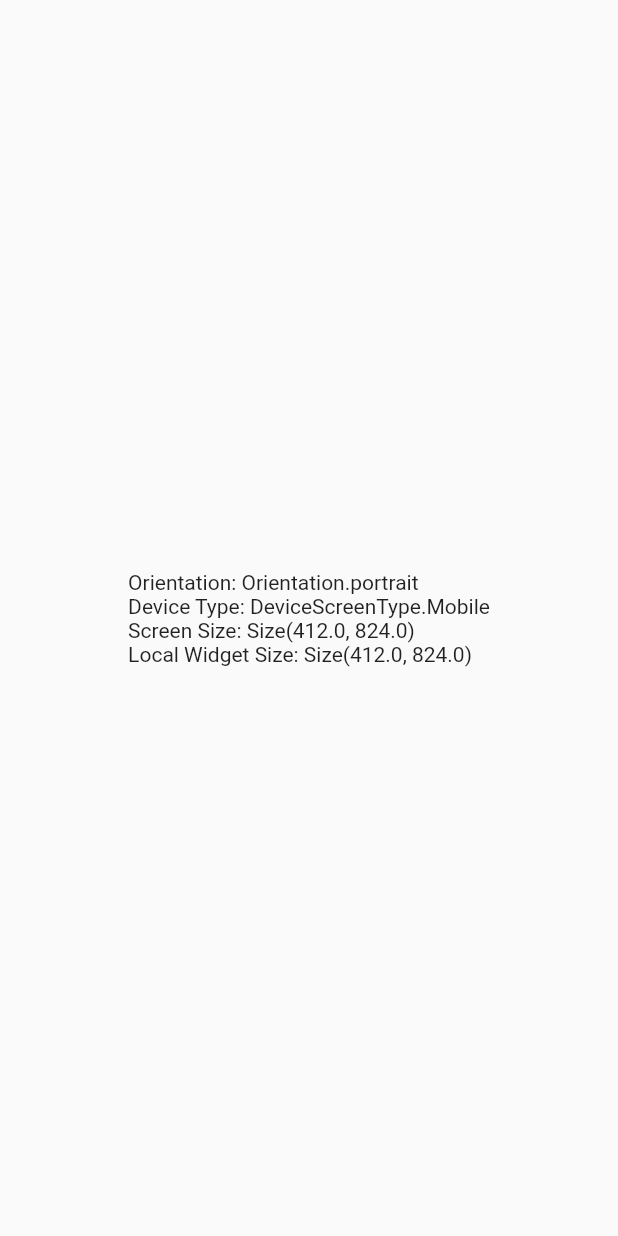
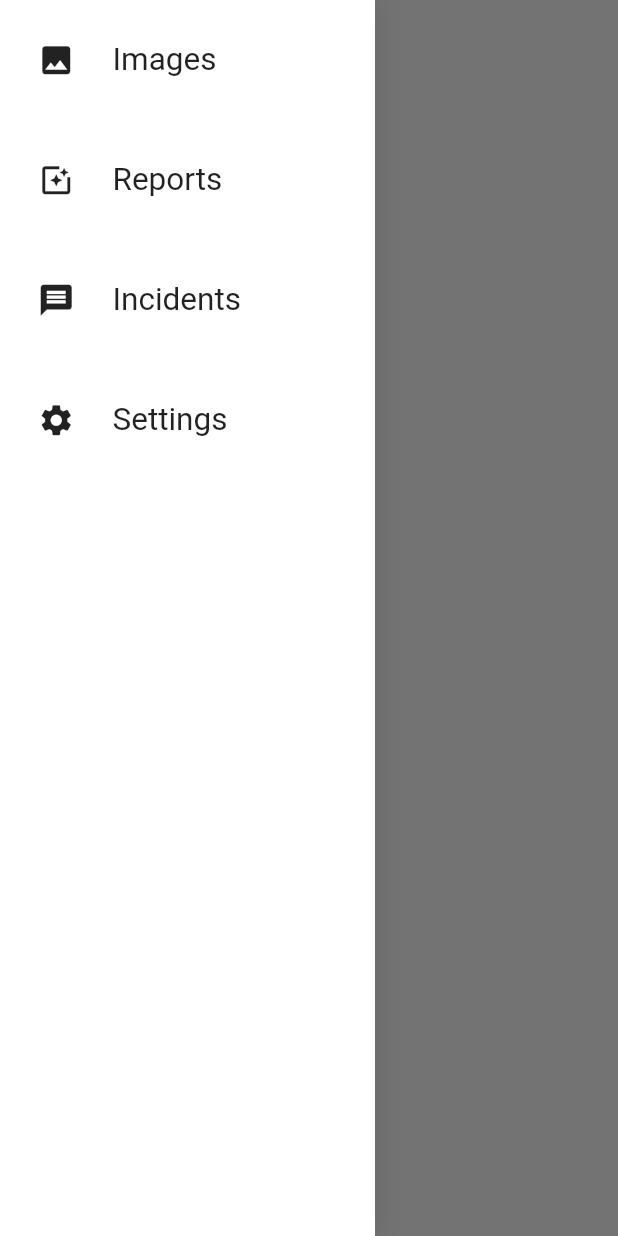
Before and after one commit to SahilHemnani777/responsive_architecture, a Flutter app: the screen it shows after launch, with the side drawer open (before the commit the screen has no drawer), on a phone screen of 412 x 824 dp. Run offline on Flutter 3.47's test engine with Material 2 defaults, Android fonts, the phone set to English and light mode, and no system bars; our stand-ins replace device_preview.

Commit message:
responsive layout for all different sizes- P2

```diff
--- a/lib/enums/device_screen_type.dart
+++ b/lib/enums/device_screen_type.dart
@@ -1,7 +1,4 @@
-
-/*This is list of the type of device which can be used*/
-
-enum DeviceScreenType{
+enum DeviceScreenType {
   Mobile,
   Tablet,
   Desktop
--- a/lib/main.dart
+++ b/lib/main.dart
@@ -1,25 +1,23 @@
 import 'package:device_preview/device_preview.dart';
 import 'package:flutter/foundation.dart';
 import 'package:flutter/material.dart';
-import 'package:responsive_architecture/ui/home_view.dart';
+import 'package:responsive_architecture/views/home/home_view.dart';
 
-void main() {
-  runApp(DevicePreview(
+void main() => runApp(DevicePreview(
   enabled: !kReleaseMode,
   builder: (context) => MyApp(), // Wrap your app
 ),);
-}
 
 class MyApp extends StatelessWidget {
   // This widget is the root of your application.
   @override
   Widget build(BuildContext context) {
     return MaterialApp(
+        builder: DevicePreview.appBuilder,
         title: 'Flutter Demo',
         theme: ThemeData(
           primarySwatch: Colors.blue,
         ),
-      home: HomeView()
-    );
+        home: HomeView());
   }
 }
--- /dev/null
+++ b/lib/responsive/orientation_layout.dart
@@ -0,0 +1,21 @@
+import 'package:flutter/material.dart';
+
+class OrientationLayout extends StatelessWidget {
+  final Widget landscape;
+  final Widget portrait;
+  const OrientationLayout({
+    Key key,
+    this.landscape,
+    this.portrait,
+  }) : super(key: key);
+
+  @override
+  Widget build(BuildContext context) {
+    var orientation = MediaQuery.of(context).orientation;
+    if (orientation == Orientation.landscape) {
+      return landscape ?? portrait;
+    }
+
+    return portrait;
+  }
+}
--- /dev/null
+++ b/lib/responsive/responsive_builder.dart
@@ -0,0 +1,25 @@
+import 'package:flutter/material.dart';
+import 'package:responsive_architecture/responsive/sizing_information.dart';
+import 'package:responsive_architecture/utils/ui_utils.dart';
+
+class ResponsiveBuilder extends StatelessWidget {
+  final Widget Function(
+    BuildContext context,
+    SizingInformation sizingInformation,
+  ) builder;
+  const ResponsiveBuilder({Key key, this.builder}) : super(key: key);
+
+  @override
+  Widget build(BuildContext context) {
+    return LayoutBuilder(builder: (context, boxConstraints) {
+      var mediaQuery = MediaQuery.of(context);
+      var sizingInformation = SizingInformation(
+        deviceScreenType: getDeviceType(mediaQuery),
+        screenSize: mediaQuery.size,
+        localWidgetSize:
+            Size(boxConstraints.maxWidth, boxConstraints.maxHeight),
+      );
+      return builder(context, sizingInformation);
+    });
+  }
+}
--- /dev/null
+++ b/lib/responsive/screen_type_layout.dart
@@ -0,0 +1,36 @@
+import 'package:flutter/material.dart';
+import 'package:responsive_architecture/enums/device_screen_type.dart';
+import 'package:responsive_architecture/responsive/responsive_builder.dart';
+
+class ScreenTypeLayout extends StatelessWidget {
+  final Widget mobile;
+  final Widget tablet;
+  final Widget desktop;
+  const ScreenTypeLayout({
+    Key key,
+    this.mobile,
+    this.tablet,
+    this.desktop,
+  }) : super(key: key);
+
+  @override
+  Widget build(BuildContext context) {
+    return ResponsiveBuilder(
+      builder: (context, sizingInformation) {
+        if (sizingInformation.deviceScreenType == DeviceScreenType.Tablet) {
+          if (tablet != null) {
+            return tablet;
+          }
+        }
+
+        if (sizingInformation.deviceScreenType == DeviceScreenType.Desktop) {
+          if (desktop != null) {
+            return desktop;
+          }
+        }
+
+        return mobile;
+      },
+    );
+  }
+}
--- /dev/null
+++ b/lib/responsive/sizing_information.dart
@@ -0,0 +1,19 @@
+import 'package:flutter/material.dart';
+import 'package:responsive_architecture/enums/device_screen_type.dart';
+
+class SizingInformation {
+  final DeviceScreenType deviceScreenType;
+  final Size screenSize;
+  final Size localWidgetSize;
+
+  SizingInformation({
+    this.deviceScreenType,
+    this.screenSize,
+    this.localWidgetSize,
+  });
+
+  @override
+  String toString() {
+    return 'DeviceType:$deviceScreenType ScreenSize:$screenSize LocalWidgetSize:$localWidgetSize';
+  }
+}
--- a/lib/ui/base_widget.dart
+++ /dev/null
@@ -1,30 +0,0 @@
-import 'package:flutter/material.dart';
-import 'package:responsive_architecture/ui/sizing_information.dart';
-import 'package:responsive_architecture/utils/ui_utils.dart';
-
-/*t will take in a Function that returns a widget, that function will be named builder.
-The parameters to the function will be the BuildContext and the SizingInformation.
-For the build method we will execute that builder and return the widget it produces.*/
-
-
-class BaseWidget extends StatelessWidget {
-
-  final Widget Function(
-      BuildContext context, SizingInformation sizingInformation) builder;
-
-  @override
-  Widget build(BuildContext context) {
-    var mediaQuery = MediaQuery.of(context);
-    return LayoutBuilder(builder: (context, boxConstraints){
-      var sizingInformation = SizingInformation(
-        orientation: mediaQuery.orientation,
-        deviceType: getDeviceType(mediaQuery),
-        screenSize: mediaQuery.size,
-        localWidgetSize: Size(boxConstraints.maxWidth, boxConstraints.maxHeight)
-      );
-      return builder(context, sizingInformation);
-    },);
-  }
-
-  BaseWidget({this.builder});
-}
--- a/lib/ui/home_view.dart
+++ /dev/null
@@ -1,15 +0,0 @@
-import 'package:flutter/material.dart';
-import 'package:responsive_architecture/ui/base_widget.dart';
-
-class HomeView extends StatelessWidget {
-  @override
-  Widget build(BuildContext context) {
-    return BaseWidget(builder: (context, sizingInformation) {
-      return Scaffold(
-        body: Center(
-          child: Text(sizingInformation.toString()),
-        ),
-      );
-    });
-  }
-}
--- a/lib/ui/sizing_information.dart
+++ /dev/null
@@ -1,25 +0,0 @@
-/*Class will contain the basic sizing information of a widget*/
-
-import 'package:flutter/cupertino.dart';
-import 'package:responsive_architecture/enums/device_screen_type.dart';
-
-class SizingInformation {
-  final Orientation orientation;
-  final DeviceScreenType deviceType;
-  final Size screenSize;
-  final Size localWidgetSize;
-
-  SizingInformation(
-      {this.orientation,
-      this.deviceType,
-      this.screenSize,
-      this.localWidgetSize});
-
-  @override
-  String toString() {
-    return "Orientation: $orientation\n"
-        "Device Type: $deviceType\n"
-        "Screen Size: $screenSize\n"
-        "Local Widget Size: $localWidgetSize";
-  }
-}
--- a/lib/utils/ui_utils.dart
+++ b/lib/utils/ui_utils.dart
@@ -1,24 +1,16 @@
-import 'package:flutter/cupertino.dart';
+import 'package:flutter/widgets.dart';
 import 'package:responsive_architecture/enums/device_screen_type.dart';
 
-DeviceScreenType getDeviceType(MediaQueryData mediaQueryData) {
-  var orientation = mediaQueryData.orientation;
-
-  //Fixed Device width (changes with orientation)
-  double deviceWidth = 0;
-
-  if (orientation == Orientation.landscape) {
-    deviceWidth = mediaQueryData.size.height;
-  } else {
-    deviceWidth = mediaQueryData.size.width;
-  }
+DeviceScreenType getDeviceType(MediaQueryData mediaQuery) {
+  double deviceWidth = mediaQuery.size.shortestSide;
 
   if (deviceWidth > 950) {
     return DeviceScreenType.Desktop;
   }
+
   if (deviceWidth > 600) {
     return DeviceScreenType.Tablet;
-  } else {
-    return DeviceScreenType.Mobile;
   }
+
+  return DeviceScreenType.Mobile;
 }
--- /dev/null
+++ b/lib/views/home/home_view.dart
@@ -0,0 +1,21 @@
+import 'package:flutter/material.dart';
+import 'package:responsive_architecture/responsive/orientation_layout.dart';
+import 'package:responsive_architecture/responsive/screen_type_layout.dart';
+
+import 'home_view_mobile.dart';
+import 'home_view_tablet.dart';
+
+class HomeView extends StatelessWidget {
+  HomeView({Key key}) : super(key: key);
+
+  @override
+  Widget build(BuildContext context) {
+    return ScreenTypeLayout(
+      mobile: OrientationLayout(
+        portrait: HomeMobilePortrait(),
+        landscape: HomeMobileLandscape(),
+      ),
+      tablet: HomeViewTablet(),
+    );
+  }
+}
--- /dev/null
+++ b/lib/views/home/home_view_mobile.dart
@@ -0,0 +1,44 @@
+/// Contains the widgets that will be used for Mobile layout of home,
+/// portrait and landscape
+
+import 'package:flutter/material.dart';
+import 'package:responsive_architecture/widgets/app_drawer/app_drawer.dart';
+
+class HomeMobilePortrait extends StatelessWidget {
+  final GlobalKey<ScaffoldState> _scaffoldKey = GlobalKey<ScaffoldState>();
+  HomeMobilePortrait({Key key}) : super(key: key);
+
+  @override
+  Widget build(BuildContext context) {
+    return Scaffold(
+      key: _scaffoldKey,
+      drawer: AppDrawer(),
+      body: Column(
+        children: <Widget>[
+          Padding(
+            padding: const EdgeInsets.all(16),
+            child: IconButton(
+              icon: Icon(Icons.menu, size: 30),
+              onPressed: () {
+                _scaffoldKey.currentState.openDrawer();
+              },
+            ),
+          )
+        ],
+      ),
+    );
+  }
+}
+
+class HomeMobileLandscape extends StatelessWidget {
+  const HomeMobileLandscape({Key key}) : super(key: key);
+
+  @override
+  Widget build(BuildContext context) {
+    return Scaffold(
+      body: Row(children: <Widget>[
+        AppDrawer()
+      ],),
+    );
+  }
+}
--- /dev/null
+++ b/lib/widgets/app_drawer/app_drawer.dart
@@ -0,0 +1,43 @@
+import 'package:flutter/material.dart';
+import 'package:responsive_architecture/responsive/orientation_layout.dart';
+import 'package:responsive_architecture/responsive/screen_type_layout.dart';
+import 'package:responsive_architecture/widgets/app_drawer/app_drawer_mobile.dart';
+import 'package:responsive_architecture/widgets/drawer_option/drawer_option.dart';
+
+import 'app_drawer_tablet.dart';
+
+class AppDrawer extends StatelessWidget {
+  const AppDrawer({Key key}) : super(key: key);
+
+  @override
+  Widget build(BuildContext context) {
+    return ScreenTypeLayout(
+      mobile: AppDrawerMobile(),
+      tablet: OrientationLayout(
+        portrait: AppDrawerTabletPortrait(),
+        landscape: AppDrawerTabletLandscape(),
+      ),
+    );
+  }
+
+  static List<Widget> getDrawerOptions() {
+    return [
+      DrawerOption(
+        title: 'Images',
+        iconData: Icons.image,
+      ),
+      DrawerOption(
+        title: 'Reports',
+        iconData: Icons.photo_filter,
+      ),
+      DrawerOption(
+        title: 'Incidents',
+        iconData: Icons.message,
+      ),
+      DrawerOption(
+        title: 'Settings',
+        iconData: Icons.settings,
+      ),
+    ];
+  }
+}
--- /dev/null
+++ b/lib/widgets/app_drawer/app_drawer_mobile.dart
@@ -0,0 +1,22 @@
+import 'package:flutter/material.dart';
+
+import 'app_drawer.dart';
+
+class AppDrawerMobile extends StatelessWidget {
+  const AppDrawerMobile({Key key}) : super(key: key);
+
+  @override
+  Widget build(BuildContext context) {
+    var orientation = MediaQuery.of(context).orientation;
+    return Container(
+      width: orientation == Orientation.portrait ? 250 : 100,
+      decoration: BoxDecoration(color: Colors.white, boxShadow: [
+        BoxShadow(
+          blurRadius: 16,
+          color: Colors.black12,
+        )
+      ]),
+      child: Column(children: AppDrawer.getDrawerOptions(),),
+    );
+  }
+}
--- /dev/null
+++ b/lib/widgets/drawer_option/drawer_option.dart
@@ -0,0 +1,41 @@
+import 'package:flutter/material.dart';
+import 'package:responsive_architecture/responsive/orientation_layout.dart';
+import 'package:responsive_architecture/responsive/screen_type_layout.dart';
+
+import 'drawer_option_mobile.dart';
+import 'drawer_option_tablet.dart';
+
+class DrawerOption extends StatelessWidget {
+  final String title;
+  final IconData iconData;
+  const DrawerOption({
+    Key key,
+    this.title,
+    this.iconData,
+  }) : super(key: key);
+
+  @override
+  Widget build(BuildContext context) {
+    return ScreenTypeLayout(
+      mobile: OrientationLayout(
+        landscape: DrawerOptionMobileLandscape(
+          iconData: iconData,
+        ),
+        portrait: DrawerOptionMobilePortrait(
+          title: title,
+          iconData: iconData,
+        ),
+      ),
+      tablet: OrientationLayout(
+        portrait: DrawerOptionTabletPortrait(
+          iconData: iconData,
+          title: title,
+        ),
+        landscape: DrawerOptionMobilePortrait(
+          iconData: iconData,
+          title: title,
+        ),
+      ),
+    );
+  }
+}
--- /dev/null
+++ b/lib/widgets/drawer_option/drawer_option_mobile.dart
@@ -0,0 +1,48 @@
+import 'package:flutter/material.dart';
+
+class DrawerOptionMobilePortrait extends StatelessWidget {
+  final String title;
+  final IconData iconData;
+  const DrawerOptionMobilePortrait({
+    Key key,
+    this.title,
+    this.iconData,
+  }) : super(key: key);
+
+  @override
+  Widget build(BuildContext context) {
+    return Container(
+      padding: const EdgeInsets.only(left: 25),
+      height: 80,
+      child: Row(
+        children: <Widget>[
+          Icon(
+            iconData,
+            size: 25,
+          ),
+          SizedBox(
+            width: 25,
+          ),
+          Text(
+            title,
+            style: TextStyle(fontSize: 21),
+          )
+        ],
+      ),
+    );
+  }
+}
+
+class DrawerOptionMobileLandscape extends StatelessWidget {
+  final IconData iconData;
+  const DrawerOptionMobileLandscape({Key key, this.iconData}) : super(key: key);
+
+  @override
+  Widget build(BuildContext context) {
+    return Container(
+      height: 70,
+      alignment: Alignment.center,
+      child: Icon(iconData),
+    );
+  }
+}
```
Also changed, not shown: lib/views/home/home_tablet.dart (added, +24 -0 lines), lib/views/home/home_view_tablet.dart (added, +22 -0 lines), lib/widgets/app_drawer/app_drawer_tablet.dart (added, +43 -0 lines), lib/widgets/drawer_option/drawer_option_tablet.dart (added, +29 -0 lines). Lines whose indentation alone changed are shown as unchanged.
